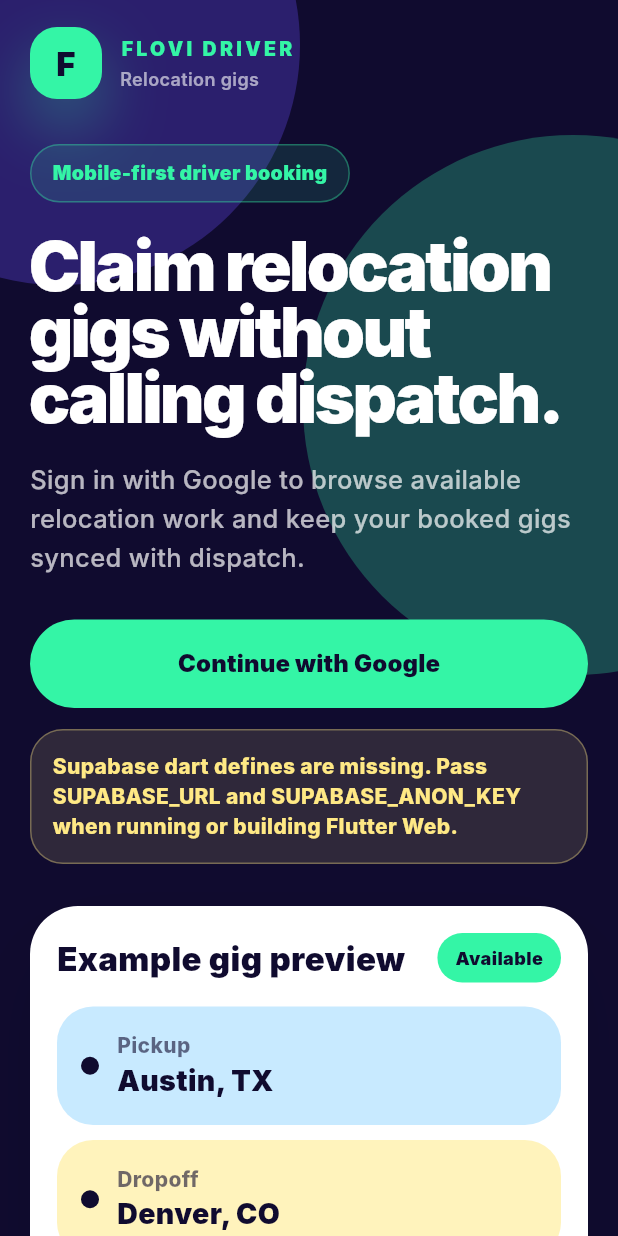
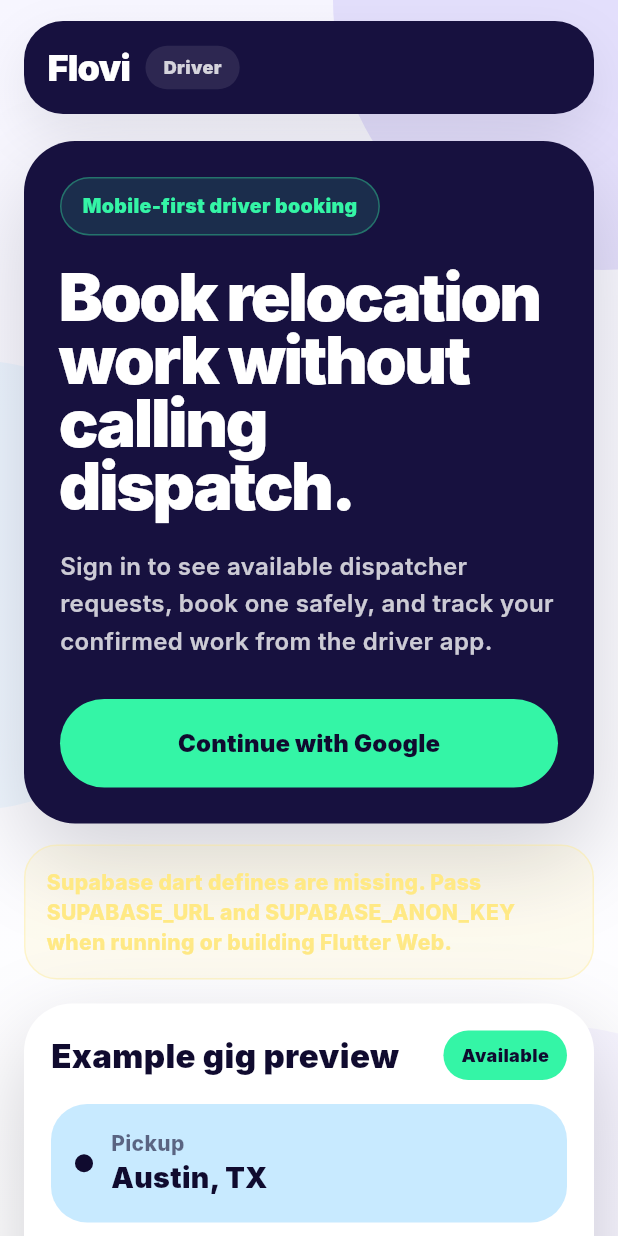
Before and after one commit to 808StaN/flovi-ai-build-challenge, a Flutter app: the screen it shows after launch, on a phone screen of 412 x 824 dp. Run offline on Flutter 3.47's test engine with Material 3 defaults, Android fonts, the phone set to English and light mode, and no system bars; our stand-ins replace supabase_flutter; accounts and stored records are empty; Roboto replaces fonts that are missing (Inter).

Commit message:
feat: refresh driver app Flovi branding

```diff
--- a/apps/driver-app/lib/main.dart
+++ b/apps/driver-app/lib/main.dart
@@ -31,14 +31,14 @@ class DriverApp extends StatelessWidget {
       debugShowCheckedModeBanner: false,
       theme: ThemeData(
         useMaterial3: true,
-        scaffoldBackgroundColor: FloviColors.ink,
+        scaffoldBackgroundColor: FloviColors.surface,
         colorScheme: ColorScheme.fromSeed(
           seedColor: FloviColors.mint,
-          brightness: Brightness.dark,
+          brightness: Brightness.light,
         ),
         textTheme: Theme.of(context).textTheme.apply(
-              bodyColor: Colors.white,
-              displayColor: Colors.white,
+              bodyColor: FloviColors.ink,
+              displayColor: FloviColors.ink,
               fontFamily: 'Inter',
             ),
       ),
@@ -127,7 +127,8 @@ class _DriverHomePageState extends State<DriverHomePage> {
 
     if (client == null) {
       setState(() {
-        _authError = 'Add SUPABASE_URL and SUPABASE_ANON_KEY dart defines before signing in.';
+        _authError =
+            'Add SUPABASE_URL and SUPABASE_ANON_KEY dart defines before signing in.';
       });
       return;
     }
@@ -317,7 +318,8 @@ class _DriverHomePageState extends State<DriverHomePage> {
   List<RelocationRequest> _parseRequests(dynamic response) {
     final rows = response as List<dynamic>;
     return rows
-        .map((row) => RelocationRequest.fromJson(Map<String, dynamic>.from(row as Map)))
+        .map((row) =>
+            RelocationRequest.fromJson(Map<String, dynamic>.from(row as Map)))
         .toList();
   }
 
@@ -339,8 +341,10 @@ class _DriverHomePageState extends State<DriverHomePage> {
   @override
   Widget build(BuildContext context) {
     final user = _session?.user;
-    final displayName = user?.userMetadata?['full_name']?.toString() ?? user?.email ?? 'Driver';
-    final visibleGigs = _selectedTab == DriverTab.available ? _availableGigs : _bookedGigs;
+    final displayName =
+        user?.userMetadata?['full_name']?.toString() ?? user?.email ?? 'Driver';
+    final visibleGigs =
+        _selectedTab == DriverTab.available ? _availableGigs : _bookedGigs;
 
     return Scaffold(
       body: Stack(
@@ -353,7 +357,10 @@ class _DriverHomePageState extends State<DriverHomePage> {
               onRefresh: _loadGigs,
               child: SingleChildScrollView(
                 physics: const AlwaysScrollableScrollPhysics(),
-                padding: const EdgeInsets.fromLTRB(20, 18, 20, 28),
+                padding: const EdgeInsets.fromLTRB(16, 14, 16, 28),
+                child: Center(
+                  child: ConstrainedBox(
+                    constraints: const BoxConstraints(maxWidth: 560),
                     child: Column(
                       crossAxisAlignment: CrossAxisAlignment.start,
                       children: [
@@ -362,7 +369,7 @@ class _DriverHomePageState extends State<DriverHomePage> {
                           displayName: displayName,
                           onSignOut: _signOut,
                         ),
-                    const SizedBox(height: 30),
+                        const SizedBox(height: 18),
                         if (_session == null)
                           _SignedOutShell(
                             authError: _authError,
@@ -378,11 +385,14 @@ class _DriverHomePageState extends State<DriverHomePage> {
                             availableCount: _availableGigs.length,
                             bookedCount: _bookedGigs.length,
                             visibleGigs: visibleGigs,
-                        onSelectTab: (tab) => setState(() => _selectedTab = tab),
+                            onSelectTab: (tab) =>
+                                setState(() => _selectedTab = tab),
                             onRefresh: _loadGigs,
                             onBook: _confirmBooking,
                           ),
                       ],
+                    ),
+                  ),
                 ),
               ),
             ),
@@ -469,28 +479,43 @@ class _DriverWorkspace extends StatelessWidget {
     return Column(
       crossAxisAlignment: CrossAxisAlignment.start,
       children: [
+        Container(
+          width: double.infinity,
+          padding: const EdgeInsets.all(24),
+          decoration: BoxDecoration(
+            color: FloviColors.night,
+            borderRadius: BorderRadius.circular(34),
+            boxShadow: FloviShadows.card,
+          ),
+          child: Column(
+            crossAxisAlignment: CrossAxisAlignment.start,
+            children: [
               _Pill(label: 'Signed in as $displayName'),
               const SizedBox(height: 18),
               const Text(
-          'Grab the next relocation gig.',
+                'Find and book relocation gigs.',
                 style: TextStyle(
-            fontSize: 43,
+                  color: Colors.white,
+                  fontSize: 42,
                   height: 0.98,
                   fontWeight: FontWeight.w900,
-            letterSpacing: -1.5,
+                  letterSpacing: -1.4,
                 ),
               ),
               const SizedBox(height: 14),
               const Text(
-          'Browse unbooked moves, confirm the one you want, and keep your booked work in one mobile-first board.',
+                'Browse open dispatcher requests, confirm the job you want, and keep your booked work in one clear driver view.',
                 style: TextStyle(
-            color: Color(0xB3FFFFFF),
+                  color: Color(0xC7FFFFFF),
                   fontSize: 16,
                   height: 1.55,
-            fontWeight: FontWeight.w500,
-          ),
-        ),
-        const SizedBox(height: 22),
+                  fontWeight: FontWeight.w600,
+                ),
+              ),
+            ],
+          ),
+        ),
+        const SizedBox(height: 16),
         _SummaryPanel(
           availableCount: availableCount,
           bookedCount: bookedCount,
@@ -544,6 +569,7 @@ class _SummaryPanel extends StatelessWidget {
       decoration: BoxDecoration(
         color: Colors.white,
         borderRadius: BorderRadius.circular(32),
+        border: Border.all(color: FloviColors.ink.withAlpha(18)),
         boxShadow: const [
           BoxShadow(
             color: Color(0x3308061C),
@@ -559,7 +585,7 @@ class _SummaryPanel extends StatelessWidget {
             children: [
               const Expanded(
                 child: Text(
-                  'Gig pulse',
+                  'Driver board',
                   style: TextStyle(
                     color: FloviColors.ink,
                     fontSize: 24,
@@ -572,8 +598,10 @@ class _SummaryPanel extends StatelessWidget {
                 style: TextButton.styleFrom(
                   foregroundColor: FloviColors.ink,
                   backgroundColor: FloviColors.mint,
-                  padding: const EdgeInsets.symmetric(horizontal: 14, vertical: 10),
-                  shape: RoundedRectangleBorder(borderRadius: BorderRadius.circular(999)),
+                  padding:
+                      const EdgeInsets.symmetric(horizontal: 14, vertical: 10),
+                  shape: RoundedRectangleBorder(
+                      borderRadius: BorderRadius.circular(999)),
                 ),
                 child: Text(
                   isLoading ? 'Syncing...' : 'Refresh',
@@ -626,9 +654,10 @@ class _DriverTabs extends StatelessWidget {
     return Container(
       padding: const EdgeInsets.all(5),
       decoration: BoxDecoration(
-        color: Colors.white.withAlpha(20),
+        color: Colors.white,
         borderRadius: BorderRadius.circular(999),
-        border: Border.all(color: Colors.white.withAlpha(24)),
+        border: Border.all(color: FloviColors.ink.withAlpha(18)),
+        boxShadow: FloviShadows.soft,
       ),
       child: Row(
         children: [
@@ -672,7 +701,8 @@ class _TabButton extends StatelessWidget {
     return TextButton(
       onPressed: onPressed,
       style: TextButton.styleFrom(
-        foregroundColor: selected ? FloviColors.ink : Colors.white,
+        foregroundColor:
+            selected ? FloviColors.ink : FloviColors.ink.withAlpha(170),
         backgroundColor: selected ? FloviColors.mint : Colors.transparent,
         padding: const EdgeInsets.symmetric(vertical: 13),
         shape: RoundedRectangleBorder(borderRadius: BorderRadius.circular(999)),
@@ -745,6 +775,8 @@ class _GigCard extends StatelessWidget {
       decoration: BoxDecoration(
         color: Colors.white,
         borderRadius: BorderRadius.circular(32),
+        border: Border.all(color: FloviColors.ink.withAlpha(18)),
+        boxShadow: FloviShadows.soft,
       ),
       child: Column(
         crossAxisAlignment: CrossAxisAlignment.start,
@@ -775,7 +807,9 @@ class _GigCard extends StatelessWidget {
           ),
           const SizedBox(height: 14),
           Text(
-            gig.notes?.isNotEmpty == true ? gig.notes! : 'No extra notes from dispatch.',
+            gig.notes?.isNotEmpty == true
+                ? gig.notes!
+                : 'No extra notes from dispatch.',
             style: const TextStyle(
               color: Color(0xA6100B2F),
               fontWeight: FontWeight.w700,
@@ -900,9 +934,10 @@ class _EmptyState extends StatelessWidget {
       width: double.infinity,
       padding: const EdgeInsets.all(22),
       decoration: BoxDecoration(
-        color: Colors.white.withAlpha(22),
+        color: Colors.white,
         borderRadius: BorderRadius.circular(30),
-        border: Border.all(color: Colors.white.withAlpha(26)),
+        border: Border.all(color: FloviColors.ink.withAlpha(18)),
+        boxShadow: FloviShadows.soft,
       ),
       child: Column(
         children: [
@@ -910,6 +945,7 @@ class _EmptyState extends StatelessWidget {
             isAvailable ? 'No open gigs right now.' : 'No booked gigs yet.',
             textAlign: TextAlign.center,
             style: const TextStyle(
+              color: FloviColors.ink,
               fontSize: 22,
               fontWeight: FontWeight.w900,
             ),
@@ -921,7 +957,7 @@ class _EmptyState extends StatelessWidget {
                 : 'Book an available relocation to build your driver queue.',
             textAlign: TextAlign.center,
             style: const TextStyle(
-              color: Color(0xB3FFFFFF),
+              color: Color(0xB3100B2F),
               height: 1.45,
               fontWeight: FontWeight.w600,
             ),
@@ -945,78 +981,76 @@ class _TopBar extends StatelessWidget {
 
   @override
   Widget build(BuildContext context) {
-    return Row(
-      children: [
+    return Container(
+      width: double.infinity,
+      padding: const EdgeInsets.symmetric(horizontal: 16, vertical: 14),
+      decoration: BoxDecoration(
+        color: FloviColors.night,
+        borderRadius: BorderRadius.circular(26),
+        boxShadow: FloviShadows.soft,
+      ),
+      child: Row(
+        children: [
+          const Text(
+            'Flovi',
+            style: TextStyle(
+              color: Colors.white,
+              fontSize: 24,
+              fontWeight: FontWeight.w900,
+              letterSpacing: -0.6,
+            ),
+          ),
+          const SizedBox(width: 10),
           Container(
-          width: 48,
-          height: 48,
-          decoration: BoxDecoration(
-            color: FloviColors.mint,
-            borderRadius: BorderRadius.circular(18),
-            boxShadow: const [
-              BoxShadow(
-                color: Color(0x5534F5A6),
-                blurRadius: 36,
-                offset: Offset(0, 18),
-              ),
-            ],
-          ),
-          child: const Center(
+            padding: const EdgeInsets.symmetric(horizontal: 12, vertical: 6),
+            decoration: BoxDecoration(
+              color: Colors.white.withAlpha(24),
+              borderRadius: BorderRadius.circular(999),
+            ),
+            child: const Text(
+              'Driver',
+              style: TextStyle(
+                color: Color(0xCCFFFFFF),
+                fontSize: 12,
+                fontWeight: FontWeight.w900,
+              ),
+            ),
+          ),
+          const Spacer(),
+          if (isSignedIn) ...[
+            Flexible(
               child: Text(
-              'F',
-              style: TextStyle(
-                color: FloviColors.ink,
-                fontSize: 22,
-                fontWeight: FontWeight.w900,
-              ),
-            ),
-          ),
-        ),
-        const SizedBox(width: 12),
-        Expanded(
-          child: Column(
-            crossAxisAlignment: CrossAxisAlignment.start,
-            children: [
-              const Text(
-                'FLOVI DRIVER',
-                style: TextStyle(
-                  color: FloviColors.mint,
-                  fontSize: 13,
-                  fontWeight: FontWeight.w900,
-                  letterSpacing: 2.2,
-                ),
-              ),
-              const SizedBox(height: 2),
-              Text(
-                isSignedIn ? displayName : 'Relocation gigs',
+                displayName,
                 maxLines: 1,
                 overflow: TextOverflow.ellipsis,
+                textAlign: TextAlign.right,
                 style: const TextStyle(
-                  color: Color(0x99FFFFFF),
+                  color: Color(0xB3FFFFFF),
                   fontSize: 12,
-                  fontWeight: FontWeight.w600,
-                ),
-              ),
-            ],
-          ),
-        ),
-        if (isSignedIn)
+                  fontWeight: FontWeight.w700,
+                ),
+              ),
+            ),
+            const SizedBox(width: 10),
             TextButton(
               onPressed: onSignOut,
               style: TextButton.styleFrom(
-              foregroundColor: Colors.white,
-              padding: const EdgeInsets.symmetric(horizontal: 14, vertical: 10),
+                foregroundColor: FloviColors.mint,
+                padding:
+                    const EdgeInsets.symmetric(horizontal: 14, vertical: 10),
                 shape: RoundedRectangleBorder(
                   borderRadius: BorderRadius.circular(999),
-                side: const BorderSide(color: Color(0x26FFFFFF)),
+                  side: const BorderSide(color: FloviColors.mint),
                 ),
               ),
               child: const Text(
                 'Sign out',
-              style: TextStyle(fontWeight: FontWeight.w800),
-            ),
-          ),
-      ],
+                style: TextStyle(fontWeight: FontWeight.w900),
+              ),
+            ),
+          ],
+        ],
+      ),
     );
   }
 }
@@ -1035,37 +1069,53 @@ class _SignedOutShell extends StatelessWidget {
     return Column(
       crossAxisAlignment: CrossAxisAlignment.start,
       children: [
+        Container(
+          width: double.infinity,
+          padding: const EdgeInsets.all(24),
+          decoration: BoxDecoration(
+            color: FloviColors.night,
+            borderRadius: BorderRadius.circular(34),
+            boxShadow: FloviShadows.card,
+          ),
+          child: Column(
+            crossAxisAlignment: CrossAxisAlignment.start,
+            children: [
               const _Pill(label: 'Mobile-first driver booking'),
               const SizedBox(height: 20),
               const Text(
-          'Claim relocation gigs without calling dispatch.',
+                'Book relocation work without calling dispatch.',
                 style: TextStyle(
-            fontSize: 46,
+                  color: Colors.white,
+                  fontSize: 44,
                   height: 0.96,
                   fontWeight: FontWeight.w900,
-            letterSpacing: -1.8,
+                  letterSpacing: -1.6,
                 ),
               ),
               const SizedBox(height: 20),
               const Text(
-          'Sign in with Google to browse available relocation work and keep your booked gigs synced with dispatch.',
+                'Sign in to see available dispatcher requests, book one safely, and track your confirmed work from the driver app.',
                 style: TextStyle(
-            color: Color(0xB3FFFFFF),
-            fontSize: 17,
+                  color: Color(0xC7FFFFFF),
+                  fontSize: 16,
                   height: 1.55,
-            fontWeight: FontWeight.w500,
-          ),
-        ),
-        const SizedBox(height: 28),
+                  fontWeight: FontWeight.w600,
+                ),
+              ),
+              const SizedBox(height: 26),
               _PrimaryButton(
                 label: 'Continue with Google',
                 onPressed: onSignIn,
+              ),
+            ],
+          ),
         ),
         if (!isSupabaseConfigured) ...[
           const SizedBox(height: 14),
           const _NoticeCard(
             color: FloviColors.lemon,
-            text: 'Supabase dart defines are missing. Pass SUPABASE_URL and SUPABASE_ANON_KEY when running or building Flutter Web.',
+            text:
+                'Supabase dart defines are missing. Pass SUPABASE_URL and SUPABASE_ANON_KEY when running or building Flutter Web.',
           ),
         ],
         if (authError != null) ...[
@@ -1075,7 +1125,7 @@ class _SignedOutShell extends StatelessWidget {
             text: authError!,
           ),
         ],
-        const SizedBox(height: 28),
+        const SizedBox(height: 16),
         const _PreviewCard(),
       ],
     );
@@ -1271,7 +1321,8 @@ class _PrimaryButton extends StatelessWidget {
           foregroundColor: FloviColors.ink,
           disabledForegroundColor: FloviColors.ink.withAlpha(150),
           padding: const EdgeInsets.symmetric(vertical: 18),
-          shape: RoundedRectangleBorder(borderRadius: BorderRadius.circular(999)),
+          shape:
+              RoundedRectangleBorder(borderRadius: BorderRadius.circular(999)),
         ),
         child: Text(
           label,
@@ -1379,20 +1430,33 @@ class _BackgroundGlow extends StatelessWidget {
   Widget build(BuildContext context) {
     return const Stack(
       children: [
+        DecoratedBox(
+          decoration: BoxDecoration(
+            gradient: LinearGradient(
+              begin: Alignment.topCenter,
+              end: Alignment.bottomCenter,
+              colors: [
+                Color(0xFFF7F6FF),
+                Colors.white,
+              ],
+            ),
+          ),
+          child: SizedBox.expand(),
+        ),
         Positioned(
-          top: -130,
-          left: -120,
-          child: _GlowOrb(size: 320, color: Color(0x556246EA)),
+          top: -180,
+          right: -170,
+          child: _GlowOrb(size: 360, color: Color(0x226246EA)),
         ),
         Positioned(
-          top: 90,
-          right: -150,
-          child: _GlowOrb(size: 360, color: Color(0x4434F5A6)),
+          top: 240,
+          left: -170,
+          child: _GlowOrb(size: 300, color: Color(0x229BD8FF)),
         ),
         Positioned(
           bottom: -180,
-          left: 40,
-          child: _GlowOrb(size: 340, color: Color(0x229BD8FF)),
+          right: -120,
+          child: _GlowOrb(size: 320, color: Color(0x22C7B8FF)),
         ),
       ],
     );
@@ -1431,8 +1495,29 @@ class FloviColors {
   static const sky = Color(0xFF9BD8FF);
   static const lemon = Color(0xFFFFE985);
   static const lilac = Color(0xFFC7B8FF);
+  static const surface = Color(0xFFF7F6FF);
 
   const FloviColors._();
+}
+
+class FloviShadows {
+  static const card = [
+    BoxShadow(
+      color: Color(0x2B08061C),
+      blurRadius: 52,
+      offset: Offset(0, 24),
+    ),
+  ];
+
+  static const soft = [
+    BoxShadow(
+      color: Color(0x1608061C),
+      blurRadius: 30,
+      offset: Offset(0, 14),
+    ),
+  ];
+
+  const FloviShadows._();
 }
 
 const _requestColumns =
```
Also changed, not shown: 1 other file. Lines whose indentation alone changed are shown as unchanged.
